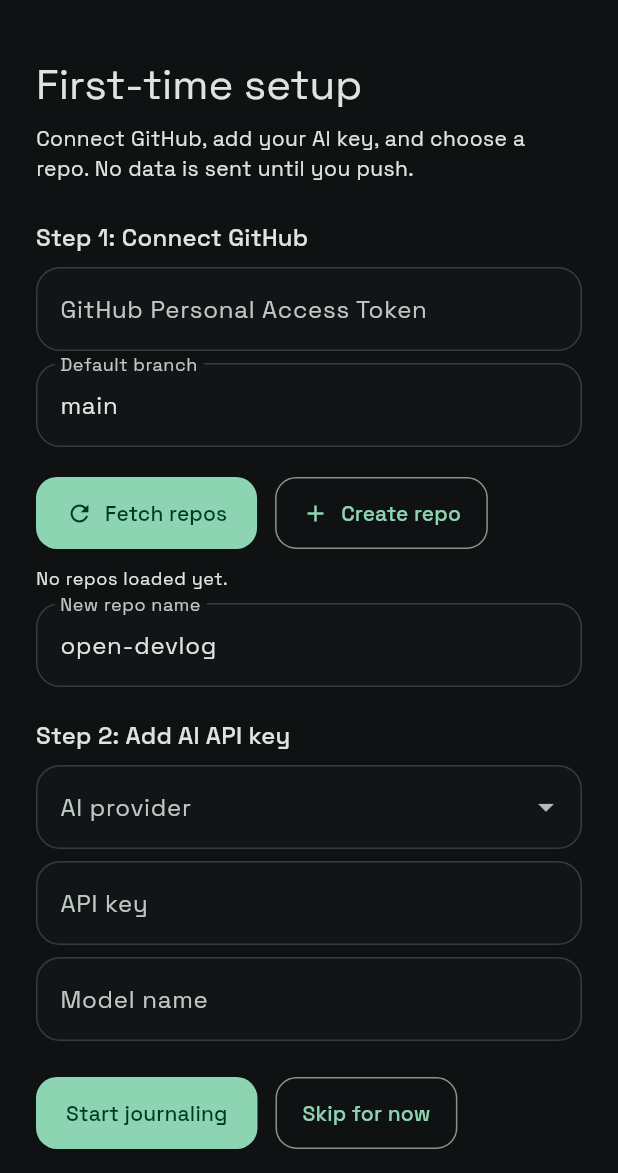
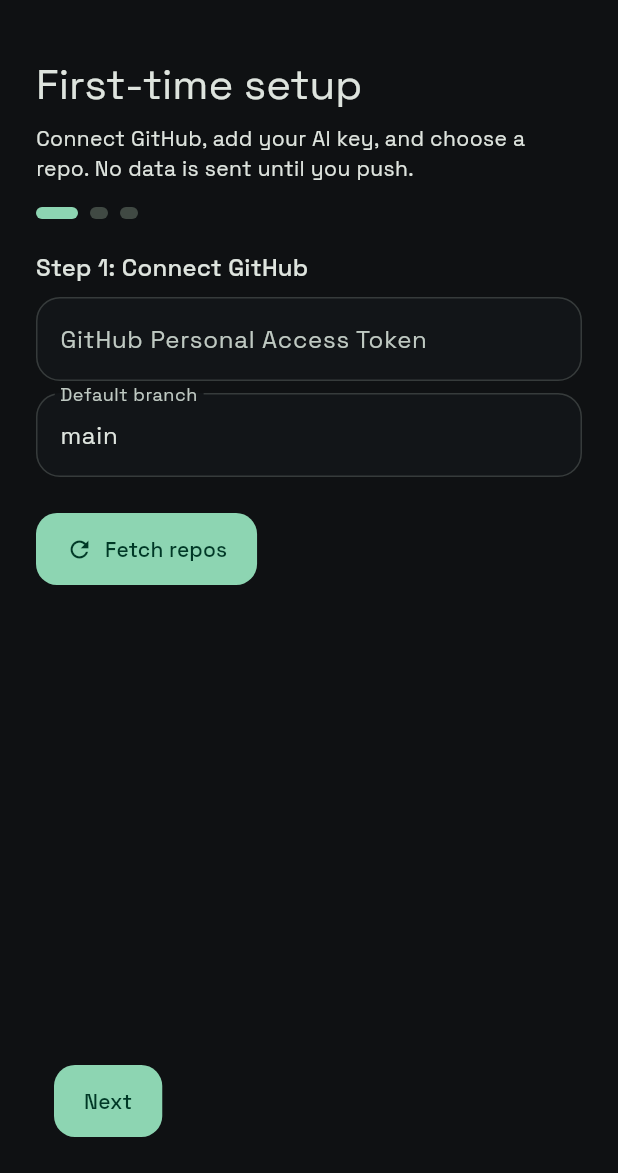
Before and after one commit to saiusesgithub/OpenDevLog, a Flutter app: the SetupScreen screen opened by its route, on a phone screen of 412 x 824 dp, the part 63-1236 px from its top. Run offline on Flutter 3.47's test engine with Material 3 defaults, Android fonts, the phone set to English and light mode, and no system bars; our stand-ins replace google_fonts, google_generative_ai, shared_preferences; accounts and stored records are empty.

Commit message:
fix(ui): polish onboarding spacing and repo selection toggle

```diff
--- a/lib/navigation/app_routes.dart
+++ b/lib/navigation/app_routes.dart
@@ -1,4 +1,5 @@
 class AppRoutes {
+  static const boot = '/';
   static const setup = '/setup';
   static const app = '/app';
 }
--- a/lib/screens/setup_screen.dart
+++ b/lib/screens/setup_screen.dart
@@ -13,6 +13,8 @@
   State<SetupScreen> createState() => _SetupScreenState();
 }
 
+enum _RepoMode { existing, newRepo }
+
 class _SetupScreenState extends State<SetupScreen> {
   final _tokenController = TextEditingController();
   final _repoController = TextEditingController(text: 'open-devlog');
@@ -20,6 +22,11 @@
   final _providerController = TextEditingController();
   final _apiKeyController = TextEditingController();
   final _modelController = TextEditingController();
+  final _pageController = PageController();
+
+  static const int _pageCount = 3;
+  int _pageIndex = 0;
+  _RepoMode _repoMode = _RepoMode.existing;
 
   final _githubService = GitHubApiService();
   LocalSettingsRepository? _settingsRepository;
@@ -53,22 +60,15 @@
     _username = settings.githubUsername;
     _selectedRepo = settings.selectedRepo;
 
+    _repoMode = _selectedRepo == null || _selectedRepo!.isEmpty
+      ? _RepoMode.newRepo
+      : _RepoMode.existing;
+
     if (mounted) {
       setState(() {
         _isLoading = false;
       });
     }
-  }
-
-  @override
-  void dispose() {
-    _tokenController.dispose();
-    _repoController.dispose();
-    _branchController.dispose();
-    _providerController.dispose();
-    _apiKeyController.dispose();
-    _modelController.dispose();
-    super.dispose();
   }
 
   Future<void> _fetchRepos() async {
@@ -129,6 +129,7 @@
       setState(() {
         _selectedRepo = repo.name;
         _repos = [..._repos, repo];
+        _repoMode = _RepoMode.existing;
       });
       _showMessage('Repo ${repo.name} created.');
     } catch (error) {
@@ -155,7 +156,9 @@
     final settings = AppSettings(
       githubToken: _tokenController.text.trim(),
       githubUsername: _username,
-      selectedRepo: _selectedRepo ?? _repoController.text.trim(),
+      selectedRepo: _repoMode == _RepoMode.newRepo
+          ? _repoController.text.trim()
+          : _selectedRepo ?? _repoController.text.trim(),
       selectedBranch: _branchController.text.trim().isEmpty
           ? 'main'
           : _branchController.text.trim(),
@@ -187,28 +190,30 @@
     );
   }
 
-  @override
-  Widget build(BuildContext context) {
-    final textTheme = Theme.of(context).textTheme;
-
-    if (_isLoading) {
-      return const Scaffold(
-        body: Center(child: CircularProgressIndicator()),
+  void _goToPage(int index) {
+    if (index < 0 || index >= _pageCount) {
+      return;
+    }
+    setState(() {
+      _pageIndex = index;
+    });
+    _pageController.animateToPage(
+      index,
+      duration: const Duration(milliseconds: 300),
+      curve: Curves.easeOutCubic,
     );
   }
 
-    return Scaffold(
-      appBar: AppBar(
-        title: const Text('Open DevLog'),
-      ),
-      body: LayoutBuilder(
-        builder: (context, constraints) {
-          return SingleChildScrollView(
-            padding: const EdgeInsets.all(24),
-            child: Center(
-              child: ConstrainedBox(
-                constraints: const BoxConstraints(maxWidth: 720),
-                child: Column(
+  void _nextPage() {
+    _goToPage(_pageIndex + 1);
+  }
+
+  void _previousPage() {
+    _goToPage(_pageIndex - 1);
+  }
+
+  Widget _buildHeader(TextTheme textTheme) {
+    return Column(
       crossAxisAlignment: CrossAxisAlignment.start,
       children: [
         Text('First-time setup', style: textTheme.headlineMedium),
@@ -217,15 +222,42 @@
           'Connect GitHub, add your AI key, and choose a repo. No data is sent until you push.',
           style: textTheme.bodyMedium,
         ),
-                    const SizedBox(height: 24),
-                    Text('Step 1: Connect GitHub',
-                        style: textTheme.titleMedium),
+      ],
+    );
+  }
+
+  Widget _buildStepIndicator() {
+    return Row(
+      children: List.generate(_pageCount, (index) {
+        final isActive = index == _pageIndex;
+        return AnimatedContainer(
+          duration: const Duration(milliseconds: 250),
+          margin: const EdgeInsets.only(right: 8),
+          height: 8,
+          width: isActive ? 28 : 12,
+          decoration: BoxDecoration(
+            color: isActive
+                ? Theme.of(context).colorScheme.primary
+                : Theme.of(context).colorScheme.surfaceVariant,
+            borderRadius: BorderRadius.circular(999),
+          ),
+        );
+      }),
+    );
+  }
+
+  Widget _buildGitHubStep(TextTheme textTheme) {
+    return SingleChildScrollView(
+      child: Column(
+        crossAxisAlignment: CrossAxisAlignment.start,
+        children: [
+          Text('Step 1: Connect GitHub', style: textTheme.titleMedium),
           const SizedBox(height: 8),
           TextField(
             controller: _tokenController,
             decoration: const InputDecoration(
               labelText: 'GitHub Personal Access Token',
-                        hintText: 'ghp_...'
+              hintText: 'ghp_...',
             ),
             obscureText: true,
           ),
@@ -239,25 +271,49 @@
           ),
           const SizedBox(height: 8),
           if (_username != null)
-                      Text('Signed in as $_username',
-                          style: textTheme.bodySmall),
-                    const SizedBox(height: 12),
-                    Row(
-                      children: [
+            Text('Signed in as $_username', style: textTheme.bodySmall),
+          const SizedBox(height: 16),
           FilledButton.icon(
             onPressed: _isFetching ? null : _fetchRepos,
             icon: const Icon(Icons.refresh),
             label: const Text('Fetch repos'),
           ),
-                        const SizedBox(width: 12),
-                        OutlinedButton.icon(
-                          onPressed: _isCreating ? null : _createRepo,
-                          icon: const Icon(Icons.add),
-                          label: const Text('Create repo'),
+        ],
+      ),
+    );
+  }
+
+  Widget _buildRepoStep(TextTheme textTheme) {
+    return SingleChildScrollView(
+      child: Column(
+        crossAxisAlignment: CrossAxisAlignment.start,
+        children: [
+          Text('Step 2: Choose a repo', style: textTheme.titleMedium),
+          const SizedBox(height: 12),
+          ToggleButtons(
+            isSelected: [
+              _repoMode == _RepoMode.existing,
+              _repoMode == _RepoMode.newRepo,
+            ],
+            onPressed: (index) {
+              setState(() {
+                _repoMode = index == 0 ? _RepoMode.existing : _RepoMode.newRepo;
+              });
+            },
+            borderRadius: BorderRadius.circular(12),
+            children: const [
+              Padding(
+                padding: EdgeInsets.symmetric(horizontal: 16, vertical: 8),
+                child: Text('Use existing'),
+              ),
+              Padding(
+                padding: EdgeInsets.symmetric(horizontal: 16, vertical: 8),
+                child: Text('Create new'),
               ),
             ],
           ),
-                    const SizedBox(height: 12),
+          const SizedBox(height: 16),
+          if (_repoMode == _RepoMode.existing) ...[
             if (_repos.isNotEmpty)
               DropdownButtonFormField<String>(
                 value: _selectedRepo,
@@ -277,9 +333,9 @@
                 },
               )
             else
-                      Text('No repos loaded yet.',
+              Text('No repos loaded yet. Go back and fetch repos.',
                   style: textTheme.bodySmall),
-                    const SizedBox(height: 8),
+          ] else ...[
             TextField(
               controller: _repoController,
               decoration: const InputDecoration(
@@ -287,18 +343,48 @@
                 hintText: 'open-devlog',
               ),
             ),
-                    const SizedBox(height: 20),
-                    Text('Step 2: Add AI API key',
-                        style: textTheme.titleMedium),
+            const SizedBox(height: 12),
+            OutlinedButton.icon(
+              onPressed: _isCreating ? null : _createRepo,
+              icon: const Icon(Icons.add),
+              label: const Text('Create repo'),
+            ),
+          ],
+        ],
+      ),
+    );
+  }
+
+  Widget _buildAiStep(TextTheme textTheme) {
+    return SingleChildScrollView(
+      child: Column(
+        crossAxisAlignment: CrossAxisAlignment.start,
+        children: [
+          Text('Step 3: Add AI API key', style: textTheme.titleMedium),
           const SizedBox(height: 8),
           DropdownButtonFormField<String>(
-                      value: _providerController.text.isEmpty ? null :
-                            (_providerController.text.toLowerCase().contains('gemini') ? 'Gemini' :
-                             _providerController.text.toLowerCase().contains('openai') ? 'OpenAI' : 'Other'),
+            value: _providerController.text.isEmpty
+                ? null
+                : (_providerController.text.toLowerCase().contains('gemini')
+                    ? 'Gemini'
+                    : _providerController.text
+                            .toLowerCase()
+                            .contains('openai')
+                        ? 'OpenAI'
+                        : 'Other'),
             items: const [
-                        DropdownMenuItem(value: 'Gemini', child: Text('Gemini (Google)')),
-                        DropdownMenuItem(value: 'OpenAI', child: Text('OpenAI (GPT)')),
-                        DropdownMenuItem(value: 'Other', child: Text('Other')),
+              DropdownMenuItem(
+                value: 'Gemini',
+                child: Text('Gemini (Google)'),
+              ),
+              DropdownMenuItem(
+                value: 'OpenAI',
+                child: Text('OpenAI (GPT)'),
+              ),
+              DropdownMenuItem(
+                value: 'Other',
+                child: Text('Other'),
+              ),
             ],
             onChanged: (value) {
               setState(() {
@@ -317,17 +403,25 @@
             controller: _apiKeyController,
             decoration: const InputDecoration(
               labelText: 'API key',
-                        hintText: 'sk-...'
+              hintText: 'sk-...',
             ),
             obscureText: true,
           ),
           const SizedBox(height: 8),
           if (_providerController.text == 'Gemini')
             DropdownButtonFormField<String>(
-                        value: _modelController.text.isEmpty ? 'gemini-1.5-flash' : _modelController.text,
+              value: _modelController.text.isEmpty
+                  ? 'gemini-1.5-flash'
+                  : _modelController.text,
               items: const [
-                          DropdownMenuItem(value: 'gemini-1.5-flash', child: Text('Gemini 1.5 Flash')),
-                          DropdownMenuItem(value: 'gemini-1.5-pro', child: Text('Gemini 1.5 Pro')),
+                DropdownMenuItem(
+                  value: 'gemini-1.5-flash',
+                  child: Text('Gemini 1.5 Flash'),
+                ),
+                DropdownMenuItem(
+                  value: 'gemini-1.5-pro',
+                  child: Text('Gemini 1.5 Pro'),
+                ),
               ],
               onChanged: (value) {
                 setState(() {
@@ -338,11 +432,22 @@
             )
           else if (_providerController.text == 'OpenAI')
             DropdownButtonFormField<String>(
-                        value: _modelController.text.isEmpty ? 'gpt-4o-mini' : _modelController.text,
+              value: _modelController.text.isEmpty
+                  ? 'gpt-4o-mini'
+                  : _modelController.text,
               items: const [
-                          DropdownMenuItem(value: 'gpt-4o-mini', child: Text('GPT-4o Mini')),
-                          DropdownMenuItem(value: 'gpt-4o', child: Text('GPT-4o')),
-                          DropdownMenuItem(value: 'gpt-3.5-turbo', child: Text('GPT-3.5 Turbo')),
+                DropdownMenuItem(
+                  value: 'gpt-4o-mini',
+                  child: Text('GPT-4o Mini'),
+                ),
+                DropdownMenuItem(
+                  value: 'gpt-4o',
+                  child: Text('GPT-4o'),
+                ),
+                DropdownMenuItem(
+                  value: 'gpt-3.5-turbo',
+                  child: Text('GPT-3.5 Turbo'),
+                ),
               ],
               onChanged: (value) {
                 setState(() {
@@ -359,8 +464,14 @@
                 hintText: 'gemini-1.5-flash',
               ),
             ),
-                    const SizedBox(height: 24),
-                    Row(
+        ],
+      ),
+    );
+  }
+
+  Widget _buildFooterActions() {
+    if (_pageIndex == _pageCount - 1) {
+      return Row(
         children: [
           FilledButton(
             onPressed: _isSaving ? null : _saveAndContinue,
@@ -369,14 +480,79 @@
           const SizedBox(width: 12),
           OutlinedButton(
             onPressed: () {
-                            Navigator.of(context)
-                                .pushReplacementNamed(AppRoutes.app);
+              Navigator.of(context).pushReplacementNamed(AppRoutes.app);
             },
             child: const Text('Skip for now'),
           ),
         ],
+      );
+    }
+
+    return Row(
+      children: [
+        if (_pageIndex > 0)
+          OutlinedButton(
+            onPressed: _previousPage,
+            child: const Text('Back'),
+          ),
+        const SizedBox(width: 12),
+        FilledButton(
+          onPressed: _nextPage,
+          child: const Text('Next'),
         ),
       ],
+    );
+  }
+
+  @override
+  Widget build(BuildContext context) {
+    final textTheme = Theme.of(context).textTheme;
+
+    if (_isLoading) {
+      return const Scaffold(
+        body: Center(child: CircularProgressIndicator()),
+      );
+    }
+
+    return Scaffold(
+      appBar: AppBar(
+        title: const Text('Open DevLog'),
+      ),
+      body: LayoutBuilder(
+        builder: (context, constraints) {
+          return Padding(
+            padding: const EdgeInsets.all(24),
+            child: Center(
+              child: ConstrainedBox(
+                constraints: const BoxConstraints(maxWidth: 720),
+                child: SizedBox(
+                  height: constraints.maxHeight,
+                  child: Column(
+                    crossAxisAlignment: CrossAxisAlignment.start,
+                    children: [
+                      _buildHeader(textTheme),
+                      const SizedBox(height: 16),
+                      _buildStepIndicator(),
+                      const SizedBox(height: 20),
+                      Expanded(
+                        child: PageView(
+                          controller: _pageController,
+                          onPageChanged: (index) {
+                            setState(() {
+                              _pageIndex = index;
+                            });
+                          },
+                          children: [
+                            _buildGitHubStep(textTheme),
+                            _buildRepoStep(textTheme),
+                            _buildAiStep(textTheme),
+                          ],
+                        ),
+                      ),
+                      const SizedBox(height: 16),
+                      _buildFooterActions(),
+                    ],
+                  ),
                 ),
               ),
             ),
```
Also changed, not shown: lib/app.dart (+8 -2 lines), lib/models/app_settings.dart (+9 -0 lines), lib/screens/boot_screen.dart (added, +49 -0 lines). Lines whose indentation alone changed are shown as unchanged.
